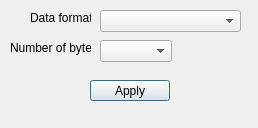
This is SerialInterfaceGUI/parsingSettingsDialog.ui in yanntalhouarne/SerialInterface as Qt 5 draws it before an edit. The edited form follows.
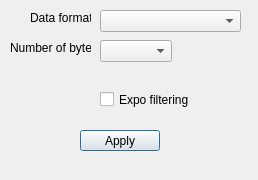
This is the edited form.

Commit message: Fixed bug where ASCII checkbox status change would force RAW_BYTE parsing mode.

What changed in the file:
```diff
--- a/SerialInterfaceGUI/parsingSettingsDialog.ui
+++ b/SerialInterfaceGUI/parsingSettingsDialog.ui
@@ -7,7 +7,7 @@
     <x>0</x>
     <y>0</y>
     <width>258</width>
-    <height>128</height>
+    <height>180</height>
    </rect>
   </property>
   <property name="windowTitle">
@@ -62,8 +62,8 @@
   <widget class="QPushButton" name="parsingSettingsApplyButton">
    <property name="geometry">
     <rect>
-     <x>90</x>
-     <y>80</y>
+     <x>80</x>
+     <y>130</y>
      <width>80</width>
      <height>21</height>
     </rect>
@@ -72,6 +72,19 @@
     <string>Apply</string>
    </property>
   </widget>
+  <widget class="QCheckBox" name="checkBox">
+   <property name="geometry">
+    <rect>
+     <x>100</x>
+     <y>90</y>
+     <width>91</width>
+     <height>19</height>
+    </rect>
+   </property>
+   <property name="text">
+    <string>Expo filtering</string>
+   </property>
+  </widget>
  </widget>
  <resources/>
  <connections/>
```
The commit also changes 49 other files.
